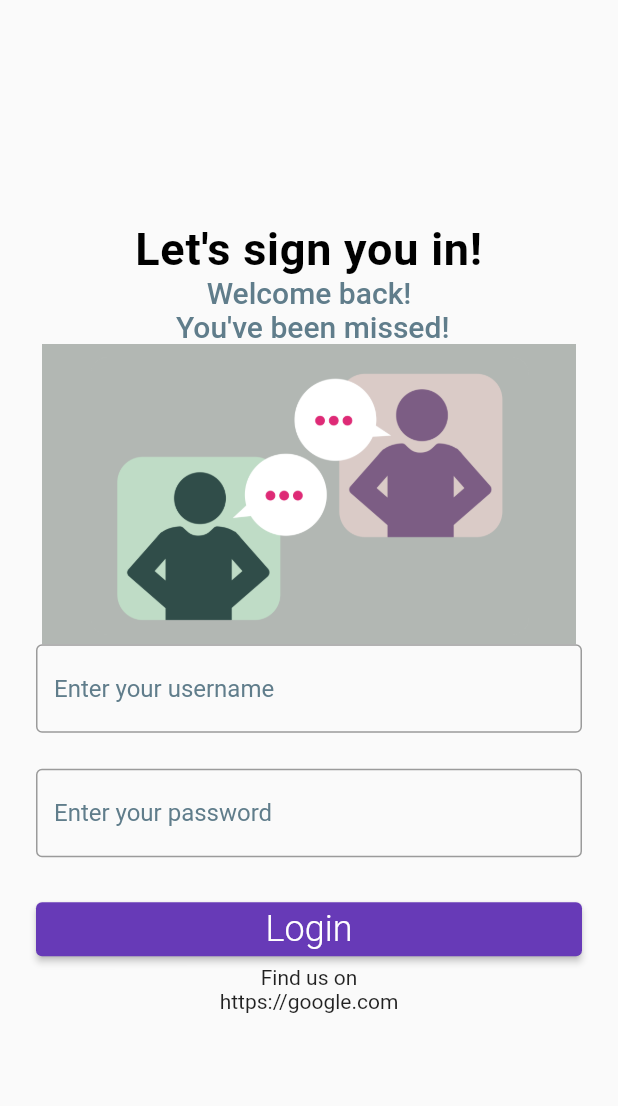
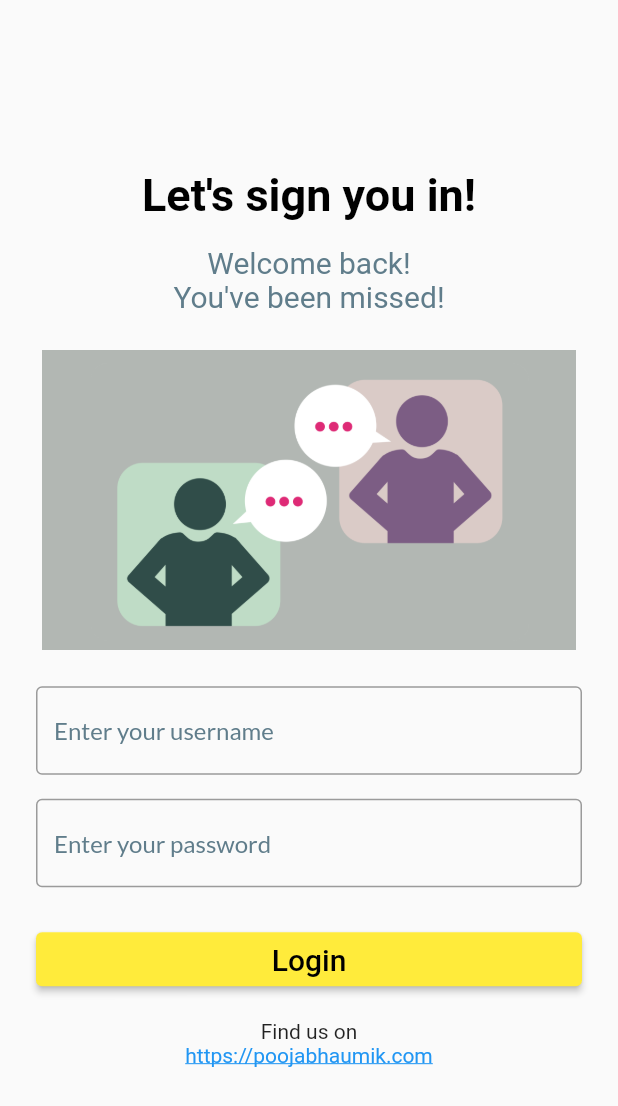
Before and after one commit to helensabay/chat_app, a Flutter app: the screen it shows after launch, on a phone screen of 412 x 824 dp. Shown: the top 1106 px of the screen. Run offline on Flutter 3.47's test engine with Material 2 defaults, Android fonts, the phone set to English and light mode, and no system bars; our stand-ins replace google_fonts.

```diff
--- a/lib/login_page.dart
+++ b/lib/login_page.dart
@@ -1,31 +1,28 @@
-// import 'dart:js';
-
-import 'package:chat_app/chat_page.dart';
+import 'package:flutter/material.dart';
+import 'package:url_launcher/url_launcher.dart';
+import 'package:chat_app/widgets/login_text_field.dart';
 import 'package:chat_app/utils/spaces.dart';
-import 'package:chat_app/utils/textfield_styles.dart';
-import 'package:chat_app/widgets/login_text_field.dart';
-import 'package:flutter/material.dart';
 
 class LoginPage extends StatelessWidget {
   LoginPage({Key? key}) : super(key: key);
 
-  final _formkey = GlobalKey<FormState>();
+  final _formKey = GlobalKey<FormState>();
+  final TextEditingController userNameController = TextEditingController();
+  final TextEditingController passwordController = TextEditingController();
+  final String _mainUrl = "https://poojabhaumik.com";
 
-  void loginUser(context) {
-    if (_formkey.currentState != null && _formkey.currentState!.validate()) {
+  void loginUser(BuildContext context) {
+    if (_formKey.currentState != null && _formKey.currentState!.validate()) {
       print(userNameController.text);
       print(passwordController.text);
 
       Navigator.pushReplacementNamed(context, '/chat',
           arguments: '${userNameController.text}');
-      print('login! successful!');
+      print('Login successful!');
     } else {
-      print('not successful');
+      print('Login failed!');
     }
   }
-
-  final userNameController = TextEditingController();
-  final passwordController = TextEditingController();
 
   @override
   Widget build(BuildContext context) {
@@ -33,6 +30,7 @@ class LoginPage extends StatelessWidget {
       body: Center(
         child: Padding(
           padding: const EdgeInsets.all(24.0),
+          child: SingleChildScrollView(
             child: Column(
               mainAxisAlignment: MainAxisAlignment.center,
               crossAxisAlignment: CrossAxisAlignment.stretch,
@@ -44,43 +42,44 @@ class LoginPage extends StatelessWidget {
                     fontSize: 30,
                     color: Colors.black,
                     fontWeight: FontWeight.bold,
-                    letterSpacing: 0.5),
                   ),
+                ),
+                verticalSpacing(16),
                 Text(
-                'Welcome back! \n You\'ve been missed!',
+                  'Welcome back! \nYou\'ve been missed!',
                   textAlign: TextAlign.center,
                   style: TextStyle(
-                    fontWeight: FontWeight.w500,
                     fontSize: 20,
-                    color: Colors.blueGrey),
+                    color: Colors.blueGrey,
                   ),
+                ),
+                verticalSpacing(24),
                 Image.asset(
                   'assets/illustration.png',
                   height: 200,
                 ),
+                verticalSpacing(24),
                 Form(
-                key: _formkey,
+                  key: _formKey,
                   child: Column(
                     children: [
                       LoginTextField(
                         hintText: "Enter your username",
+                        controller: userNameController,
                         validator: (value) {
-                        if (value != null &&
-                            value.isNotEmpty &&
-                            value.length < 5) {
-                          return "Your username should be more than 5 characters";
-                        } else if (value != null && value.isEmpty) {
+                          if (value == null || value.isEmpty) {
                             return "Please type your username";
+                          } else if (value.length < 5) {
+                            return "Username must be at least 5 characters";
                           }
                           return null;
                         },
-                      controller: userNameController,
                       ),
-                    verticalSpacing(24),
+                      verticalSpacing(16),
                       LoginTextField(
+                        hintText: "Enter your password",
+                        controller: passwordController,
                         hasAsterisks: true,
-                      controller: passwordController,
-                      hintText: 'Enter your password',
                       ),
                     ],
                   ),
@@ -90,25 +89,30 @@ class LoginPage extends StatelessWidget {
                   onPressed: () {
                     loginUser(context);
                   },
-                child: Text('Login',
-                    style:
-                        TextStyle(fontSize: 24, fontWeight: FontWeight.w300)),
+                  child: Text(
+                    'Login',
+                    style: TextStyle(fontSize: 20),
                   ),
+                ),
+                verticalSpacing(16),
                 InkWell(
-                splashColor: Colors.red,
-                onDoubleTap: () {
-                  print('double tapped!');
-                },
-                onLongPress: () {
-                  print('onLongpress!');
-                },
-                onTap: () {
-                  print('Link clicked!');
+                  onTap: () async {
+                    final Uri url = Uri.parse(_mainUrl);
+                    if (!await launchUrl(url,
+                        mode: LaunchMode.externalApplication)) {
+                      throw 'Could not launch $_mainUrl';
+                    }
                   },
                   child: Column(
                     children: [
                       Text('Find us on'),
-                    Text('https://google.com'),
+                      Text(
+                        _mainUrl,
+                        style: TextStyle(
+                          color: Colors.blue,
+                          decoration: TextDecoration.underline,
+                        ),
+                      ),
                     ],
                   ),
                 )
@@ -116,6 +120,7 @@ class LoginPage extends StatelessWidget {
             ),
           ),
         ),
+      ),
     );
   }
 }
--- a/lib/main.dart
+++ b/lib/main.dart
@@ -1,7 +1,6 @@
+import 'package:flutter/material.dart';
+import 'package:chat_app/login_page.dart';
 import 'package:chat_app/chat_page.dart';
-import 'package:chat_app/counter_stateful_demo.dart';
-import 'package:chat_app/login_page.dart';
-import 'package:flutter/material.dart';
 
 void main() {
   runApp(ChatApp());
@@ -11,15 +10,13 @@ class ChatApp extends StatelessWidget {
   @override
   Widget build(BuildContext context) {
     return MaterialApp(
-      title: "Flutter Chat App!!!",
-      // theme: ThemeData(primarySwatch: Colors.yellow),
-      // home: CounterStateful(buttonColor:Colors.blue),
-      theme: ThemeData(
-          primarySwatch: Colors.deepPurple,
-          appBarTheme: AppBarTheme(
-              backgroundColor: Colors.blue, foregroundColor: Colors.black)),
+      title: "Chat App",
+      theme: ThemeData(primarySwatch: Colors.yellow),
+      // 👇 Make sure LoginPage() is the starting screen
       home: LoginPage(),
-      routes: {'/chat': (context) => ChatPage()},
+      routes: {
+        '/chat': (context) => ChatPage(),
+      },
     );
   }
 }
--- a/lib/utils/textfield_styles.dart
+++ b/lib/utils/textfield_styles.dart
@@ -1,5 +1,7 @@
 import 'package:flutter/material.dart';
+import 'package:google_fonts/google_fonts.dart';
 
 class ThemeTextStyle {
-  static TextStyle loginTextFieldStyle = TextStyle(color: Colors.blueGrey);
+  static TextStyle loginTextFieldStyle =
+      GoogleFonts.lato(textStyle: TextStyle(color: Colors.blueGrey));
 }
```
Also changed, not shown: pubspec.yaml (+12 -59 lines), pubspec.lock, 5 other files. Lines whose indentation alone changed are shown as unchanged.
